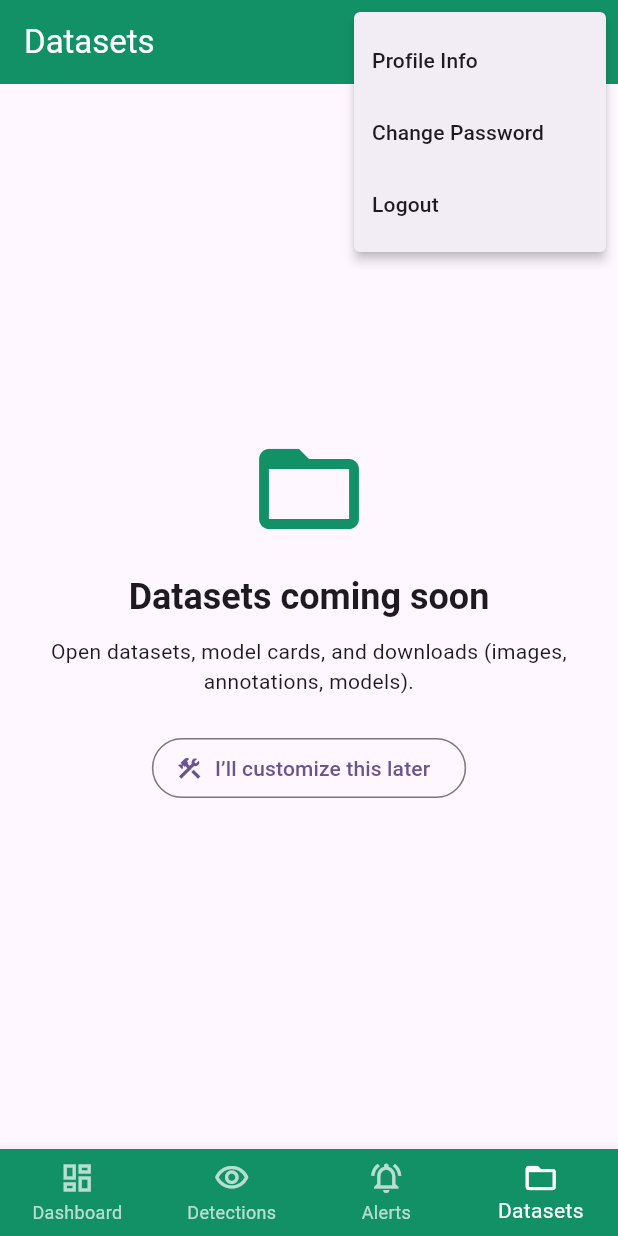
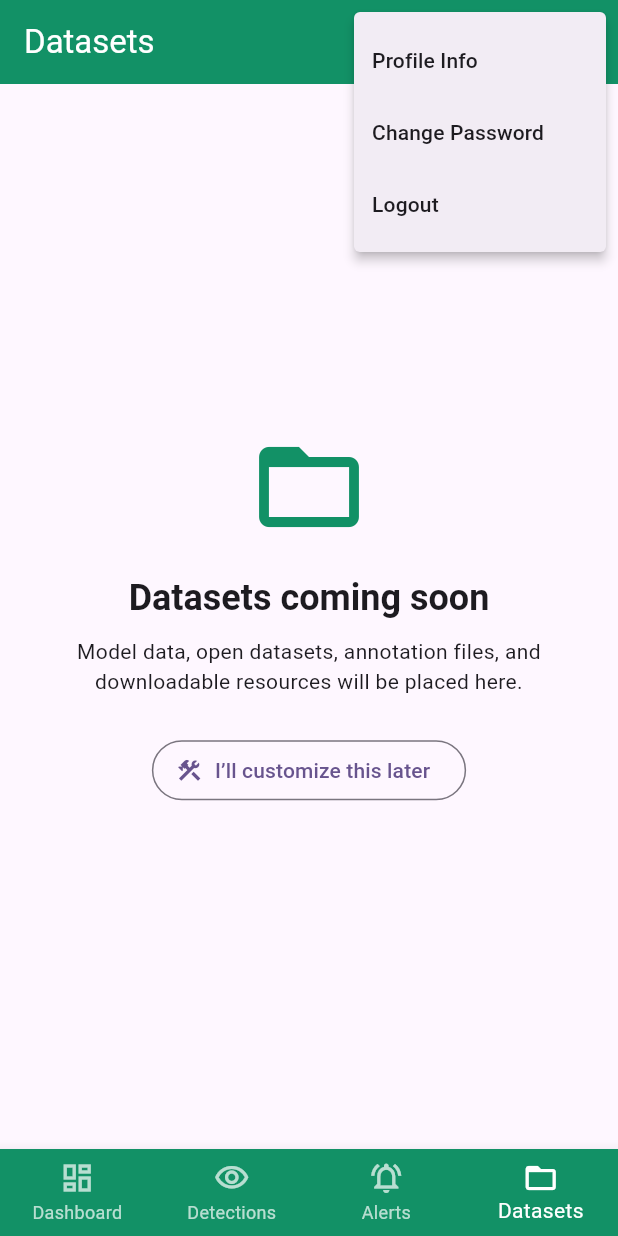
Before and after one commit to Tavini2002/HECSense_Smart-Monitoring-and-Repelling-System-for-Elephant-Intrusions, a Flutter app: the DashboardScreen screen opened directly, item 4 of the bottom bar chosen, after a tap on the "person" icon, on a phone screen of 412 x 824 dp. Run offline on Flutter 3.47's test engine with Material 3 defaults, Android fonts, the phone set to English and light mode, and no system bars; our stand-ins replace flutter_secure_storage; accounts and stored records are empty.

Commit message:
feat: build dashboard screen

```diff
--- a/experiment/mobile-app/lib/dashboard/dashboard_screen.dart
+++ b/experiment/mobile-app/lib/dashboard/dashboard_screen.dart
@@ -1,93 +1,95 @@
 import 'package:flutter/material.dart';
 import 'package:flutter_secure_storage/flutter_secure_storage.dart';
-import '../config.dart'; // kept in case you need it soon
+import '../config.dart';
 import 'profile_info.dart';
 import 'change_password.dart';
-import '../main.dart'; // for navigation after logout
+import '../main.dart';
 
-const Color customOrange = Color(0xFF129166); // HEC-Sense brand color
+/// App theme color (HEC-Sense Branding)
+const Color appPrimaryShade = Color(0xFF129166);
 
 class DashboardScreen extends StatefulWidget {
   const DashboardScreen({Key? key}) : super(key: key);
 
   @override
-  _DashboardScreenState createState() => _DashboardScreenState();
+  State<DashboardScreen> createState() => _DashboardController();
 }
 
-class _DashboardScreenState extends State<DashboardScreen> {
-  final _storage = const FlutterSecureStorage();
-  int _selectedIndex = 0;
+class _DashboardController extends State<DashboardScreen> {
+  final FlutterSecureStorage _secureStore = const FlutterSecureStorage();
+  int _activeTab = 0;
 
-  static const List<String> _screenTitles = [
-    'HEC-Sense Dashboard',
-    'Detections',
-    'Alerts',
-    'Datasets',
+  static const List<String> _pageHeadings = [
+    "HEC-Sense Dashboard",
+    "Detections",
+    "Alerts",
+    "Datasets",
   ];
 
-  // Template placeholders (unique keys avoid hot-reload state issues)
-  static final List<Widget> _screens = const [
-    _ComingSoonScreen(
-      key: ValueKey('tab-dashboard'),
-      icon: Icons.dashboard_outlined,
-      title: 'Dashboard coming soon',
-      subtitle:
-      'Live stats, hotspot maps, camera status, and system health will appear here.',
+  /// Placeholder screens for not-yet-implemented pages
+  static const List<Widget> _modules = [
+    PlaceholderPanel(
+      key: ValueKey("panel-dashboard"),
+      iconData: Icons.dashboard_outlined,
+      heading: "Dashboard coming soon",
+      caption:
+      "Live metrics, heatmaps, camera activity, and overall system health will display here.",
     ),
-    _ComingSoonScreen(
-      key: ValueKey('tab-detections'),
-      icon: Icons.visibility_outlined,
-      title: 'Detections coming soon',
-      subtitle:
-      'Recent elephant detections from cameras & sensors will be listed here.',
+    PlaceholderPanel(
+      key: ValueKey("panel-detections"),
+      iconData: Icons.visibility_outlined,
+      heading: "Detections coming soon",
+      caption:
+      "A list of elephant detections captured from field cameras & IoT sensors will appear here.",
     ),
-    _ComingSoonScreen(
-      key: ValueKey('tab-alerts'),
-      icon: Icons.notifications_active_outlined,
-      title: 'Alerts coming soon',
-      subtitle:
-      'Early-warning notifications, SMS/email history, and alert rules will go here.',
+    PlaceholderPanel(
+      key: ValueKey("panel-alerts"),
+      iconData: Icons.notifications_active_outlined,
+      heading: "Alerts coming soon",
+      caption:
+      "Alert logs, SMS/email notifications, and early-warning configurations will be shown here.",
     ),
-    _ComingSoonScreen(
-      key: ValueKey('tab-datasets'),
-      icon: Icons.folder_open_outlined,
-      title: 'Datasets coming soon',
-      subtitle:
-      'Open datasets, model cards, and downloads (images, annotations, models).',
+    PlaceholderPanel(
+      key: ValueKey("panel-datasets"),
+      iconData: Icons.folder_open_outlined,
+      heading: "Datasets coming soon",
+      caption:
+      "Model data, open datasets, annotation files, and downloadable resources will be placed here.",
     ),
   ];
 
-  Future<void> _logout(BuildContext context) async {
-    await _storage.deleteAll();
+  /// Clear secure storage & navigate to main page
+  Future<void> _handleLogout() async {
+    await _secureStore.deleteAll();
     Navigator.pushAndRemoveUntil(
       context,
-      MaterialPageRoute(builder: (context) => const MyApp()),
-          (route) => false,
+      MaterialPageRoute(builder: (_) => const MyApp()),
+          (_) => false,
     );
   }
 
-  void _handleMenuSelection(String choice) {
-    switch (choice) {
-      case 'Profile Info':
+  /// Handle popup menu actions
+  void _onProfileMenuTap(String option) {
+    switch (option) {
+      case "Profile Info":
         Navigator.push(
-          context,
-          MaterialPageRoute(builder: (_) => const ProfileInfoScreen()),
-        );
+            context, MaterialPageRoute(builder: (_) => const ProfileInfoScreen()));
         break;
-      case 'Change Password':
+
+      case "Change Password":
         Navigator.push(
-          context,
-          MaterialPageRoute(builder: (_) => const ChangePasswordScreen()),
-        );
+            context, MaterialPageRoute(builder: (_) => const ChangePasswordScreen()));
         break;
-      case 'Logout':
-        _logout(context);
+
+      case "Logout":
+        _handleLogout();
         break;
     }
   }
 
-  void _onTabSelected(int index) {
-    setState(() => _selectedIndex = index);
+  /// Change tab
+  void _switchTab(int index) {
+    setState(() => _activeTab = index);
   }
 
   @override
@@ -95,79 +97,97 @@ class _DashboardScreenState extends State<DashboardScreen> {
     return Scaffold(
       appBar: AppBar(
         title: Text(
-          _screenTitles[_selectedIndex],
+          _pageHeadings[_activeTab],
           style: const TextStyle(color: Colors.white),
         ),
-        backgroundColor: customOrange,
+        backgroundColor: appPrimaryShade,
         automaticallyImplyLeading: false,
         actions: [
           PopupMenuButton<String>(
-            onSelected: _handleMenuSelection,
+            onSelected: _onProfileMenuTap,
             icon: const Icon(Icons.person, color: Colors.white),
-            itemBuilder: (BuildContext context) => const [
-              PopupMenuItem<String>(value: 'Profile Info', child: Text('Profile Info')),
-              PopupMenuItem<String>(value: 'Change Password', child: Text('Change Password')),
-              PopupMenuItem<String>(value: 'Logout', child: Text('Logout')),
+            itemBuilder: (_) => const [
+              PopupMenuItem(value: "Profile Info", child: Text("Profile Info")),
+              PopupMenuItem(value: "Change Password", child: Text("Change Password")),
+              PopupMenuItem(value: "Logout", child: Text("Logout")),
             ],
-          ),
+          )
         ],
       ),
-      body: _screens[_selectedIndex],
+
+      body: _modules[_activeTab],
+
       bottomNavigationBar: BottomNavigationBar(
-        items: const [
-          BottomNavigationBarItem(icon: Icon(Icons.dashboard_outlined), label: 'Dashboard'),
-          BottomNavigationBarItem(icon: Icon(Icons.visibility_outlined), label: 'Detections'),
-          BottomNavigationBarItem(icon: Icon(Icons.notifications_active_outlined), label: 'Alerts'),
-          BottomNavigationBarItem(icon: Icon(Icons.folder_open_outlined), label: 'Datasets'),
-        ],
-        currentIndex: _selectedIndex,
+        currentIndex: _activeTab,
+        onTap: _switchTab,
+        backgroundColor: appPrimaryShade,
+        type: BottomNavigationBarType.fixed,
         selectedItemColor: Colors.white,
         unselectedItemColor: Colors.white70,
-        backgroundColor: customOrange,
-        onTap: _onTabSelected,
-        type: BottomNavigationBarType.fixed,
+        items: const [
+          BottomNavigationBarItem(
+              icon: Icon(Icons.dashboard_outlined), label: "Dashboard"),
+          BottomNavigationBarItem(
+              icon: Icon(Icons.visibility_outlined), label: "Detections"),
+          BottomNavigationBarItem(
+              icon: Icon(Icons.notifications_active_outlined), label: "Alerts"),
+          BottomNavigationBarItem(
+              icon: Icon(Icons.folder_open_outlined), label: "Datasets"),
+        ],
       ),
     );
   }
 }
 
-/// Simple reusable “Coming soon” placeholder for HEC-Sense
-class _ComingSoonScreen extends StatelessWidget {
-  final String title;
-  final String subtitle;
-  final IconData icon;
+/// Generic placeholder widget for not-yet-developed screens
+class PlaceholderPanel extends StatelessWidget {
+  final String heading;
+  final String caption;
+  final IconData iconData;
 
-  const _ComingSoonScreen({
+  const PlaceholderPanel({
     Key? key,
-    required this.title,
-    required this.subtitle,
-    required this.icon,
+    required this.heading,
+    required this.caption,
+    required this.iconData,
   }) : super(key: key);
 
   @override
   Widget build(BuildContext context) {
-    final t = Theme.of(context).textTheme;
+    final themeText = Theme.of(context).textTheme;
+
     return Center(
       child: Padding(
-        padding: const EdgeInsets.symmetric(horizontal: 24.0),
+        padding: const EdgeInsets.symmetric(horizontal: 26),
         child: ConstrainedBox(
           constraints: const BoxConstraints(maxWidth: 520),
           child: Column(
             mainAxisAlignment: MainAxisAlignment.center,
             children: [
-              Icon(icon, size: 80, color: customOrange),
-              const SizedBox(height: 16),
-              Text(title, textAlign: TextAlign.center,
-                  style: t.headlineSmall?.copyWith(fontWeight: FontWeight.w700)),
+              Icon(iconData, size: 80, color: appPrimaryShade),
+              const SizedBox(height: 18),
+              Text(
+                heading,
+                textAlign: TextAlign.center,
+                style: themeText.headlineSmall?.copyWith(
+                  fontWeight: FontWeight.w700,
+                ),
+              ),
               const SizedBox(height: 10),
-              Text(subtitle, textAlign: TextAlign.center, style: t.bodyMedium),
-              const SizedBox(height: 24),
+              Text(
+                caption,
+                textAlign: TextAlign.center,
+                style: themeText.bodyMedium,
+              ),
+              const SizedBox(height: 25),
               OutlinedButton.icon(
-                onPressed: () => ScaffoldMessenger.of(context).showSnackBar(
-                  const SnackBar(content: Text('Template button tapped')),
-                ),
+                onPressed: () {
+                  ScaffoldMessenger.of(context).showSnackBar(
+                    const SnackBar(content: Text("Template button tapped")),
+                  );
+                },
                 icon: const Icon(Icons.construction),
-                label: const Text('I’ll customize this later'),
+                label: const Text("I’ll customize this later"),
               ),
             ],
           ),
```
